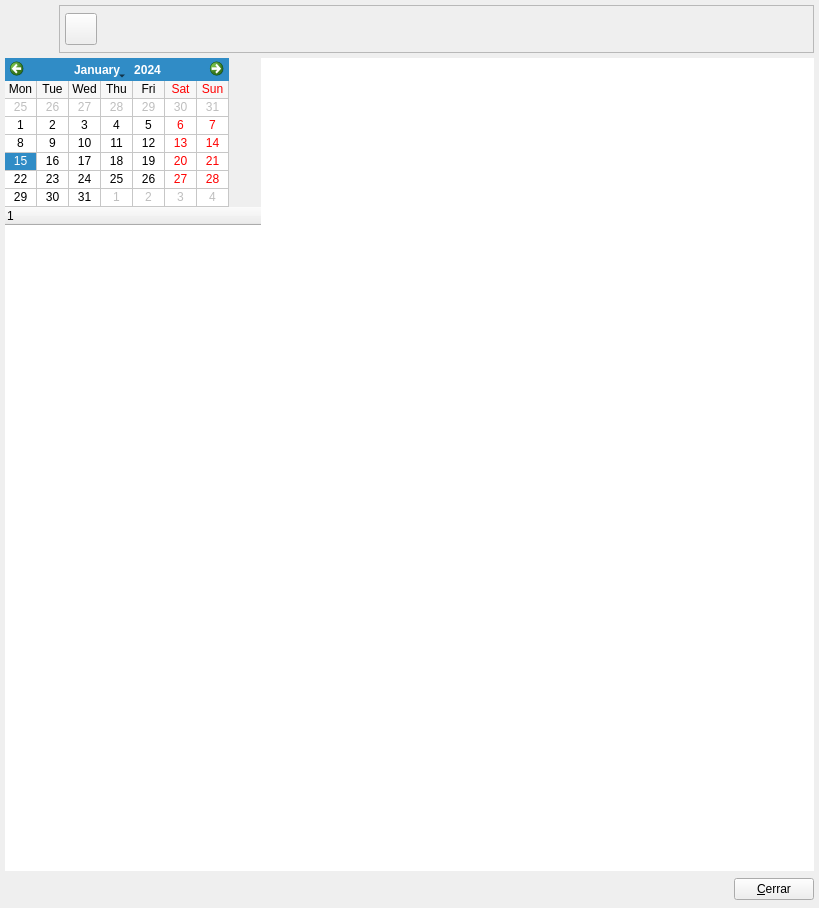
Before: the Qt Designer form bulmages/bulmafact/plugins/plugincuadrante/cuadrantebase.ui in eboladev/Bulmages-1, drawn with Qt 5.
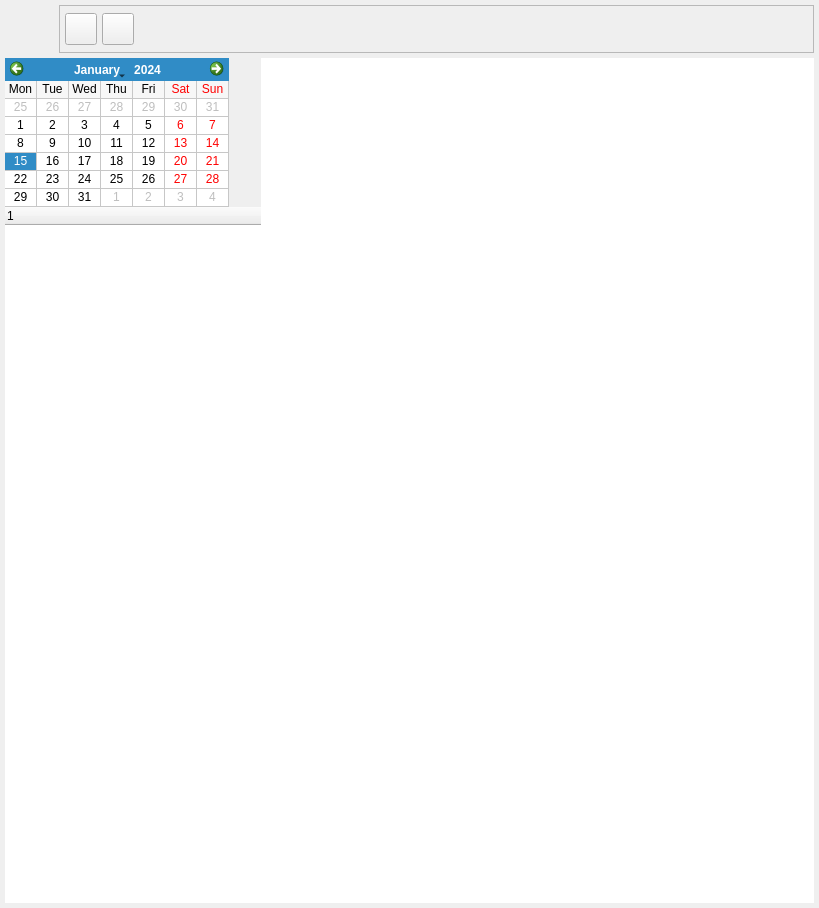
After: the same form once the commit is applied. Icons and pictures are not drawn. Custom widgets are drawn as their Qt base class.

Patch:
```diff
--- a/bulmages/bulmafact/plugins/plugincuadrante/cuadrantebase.ui
+++ b/bulmages/bulmafact/plugins/plugincuadrante/cuadrantebase.ui
@@ -105,6 +105,43 @@
           </property>
          </widget>
         </item>
+        <item>
+         <widget class="QToolButton" name="mui_imprimir" >
+          <property name="minimumSize" >
+           <size>
+            <width>32</width>
+            <height>32</height>
+           </size>
+          </property>
+          <property name="maximumSize" >
+           <size>
+            <width>32</width>
+            <height>32</height>
+           </size>
+          </property>
+          <property name="toolTip" >
+           <string>Borrar almacen</string>
+          </property>
+          <property name="whatsThis" >
+           <string>Borrar almacen</string>
+          </property>
+          <property name="text" >
+           <string/>
+          </property>
+          <property name="icon" >
+           <iconset resource="../../../bulmages.qrc" >:/Genericos32x32/images/png/i_filePrint.xpm</iconset>
+          </property>
+          <property name="iconSize" >
+           <size>
+            <width>32</width>
+            <height>32</height>
+           </size>
+          </property>
+          <property name="shortcut" >
+           <string>Ctrl+D</string>
+          </property>
+         </widget>
+        </item>
         <item>
          <spacer>
           <property name="orientation" >
@@ -115,7 +152,7 @@
           </property>
           <property name="sizeHint" >
            <size>
-            <width>41</width>
+            <width>631</width>
             <height>34</height>
            </size>
           </property>
@@ -233,39 +270,6 @@
      </item>
     </layout>
    </item>
-   <item>
-    <layout class="QHBoxLayout" >
-     <property name="margin" >
-      <number>0</number>
-     </property>
-     <property name="spacing" >
-      <number>5</number>
-     </property>
-     <item>
-      <spacer>
-       <property name="orientation" >
-        <enum>Qt::Horizontal</enum>
-       </property>
-       <property name="sizeType" >
-        <enum>QSizePolicy::Expanding</enum>
-       </property>
-       <property name="sizeHint" >
-        <size>
-         <width>201</width>
-         <height>27</height>
-        </size>
-       </property>
-      </spacer>
-     </item>
-     <item>
-      <widget class="QPushButton" name="mui_cerrar" >
-       <property name="text" >
-        <string>&amp;Cerrar</string>
-       </property>
-      </widget>
-     </item>
-    </layout>
-   </item>
   </layout>
  </widget>
  <layoutdefault spacing="4" margin="3" />
```
